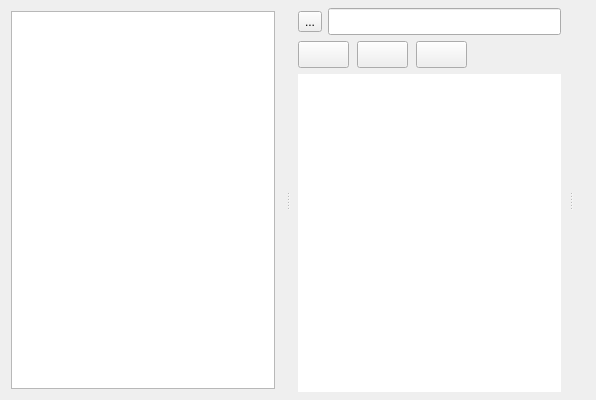
nekotyan2d/FileManager, file FileManager.ui: the form before one commit.
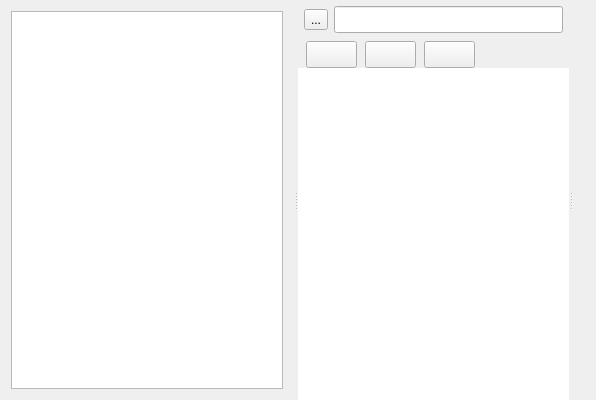
The form after the commit. Icons and pictures are not drawn. Custom widgets are drawn as their Qt base class.

Patch:
```diff
--- a/FileManager.ui
+++ b/FileManager.ui
@@ -41,20 +41,32 @@
       </widget>
       <widget class="QWidget" name="contentWidget">
        <layout class="QVBoxLayout" name="contentLayout">
+        <property name="spacing">
+         <number>0</number>
+        </property>
         <property name="leftMargin">
-         <number>8</number>
+         <number>0</number>
         </property>
         <property name="topMargin">
-         <number>8</number>
+         <number>0</number>
         </property>
         <property name="rightMargin">
-         <number>8</number>
+         <number>0</number>
         </property>
         <property name="bottomMargin">
-         <number>8</number>
+         <number>0</number>
         </property>
         <item>
          <layout class="QHBoxLayout" name="topBarLayout">
+          <property name="leftMargin">
+           <number>6</number>
+          </property>
+          <property name="topMargin">
+           <number>6</number>
+          </property>
+          <property name="rightMargin">
+           <number>6</number>
+          </property>
           <item>
            <widget class="QToolButton" name="refreshButton">
             <property name="text">
@@ -85,6 +97,15 @@
           <property name="sizeConstraint">
            <enum>QLayout::SizeConstraint::SetMinimumSize</enum>
           </property>
+          <property name="leftMargin">
+           <number>8</number>
+          </property>
+          <property name="topMargin">
+           <number>8</number>
+          </property>
+          <property name="rightMargin">
+           <number>6</number>
+          </property>
           <item>
            <widget class="QPushButton" name="moveButton">
             <property name="sizePolicy">
```
